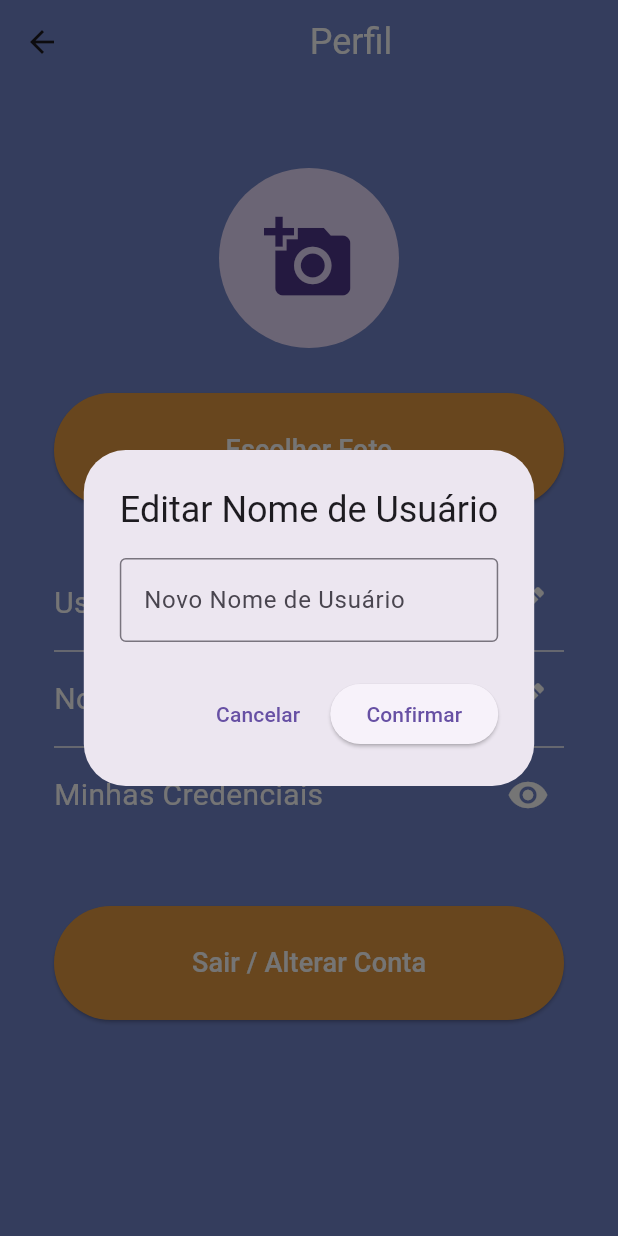
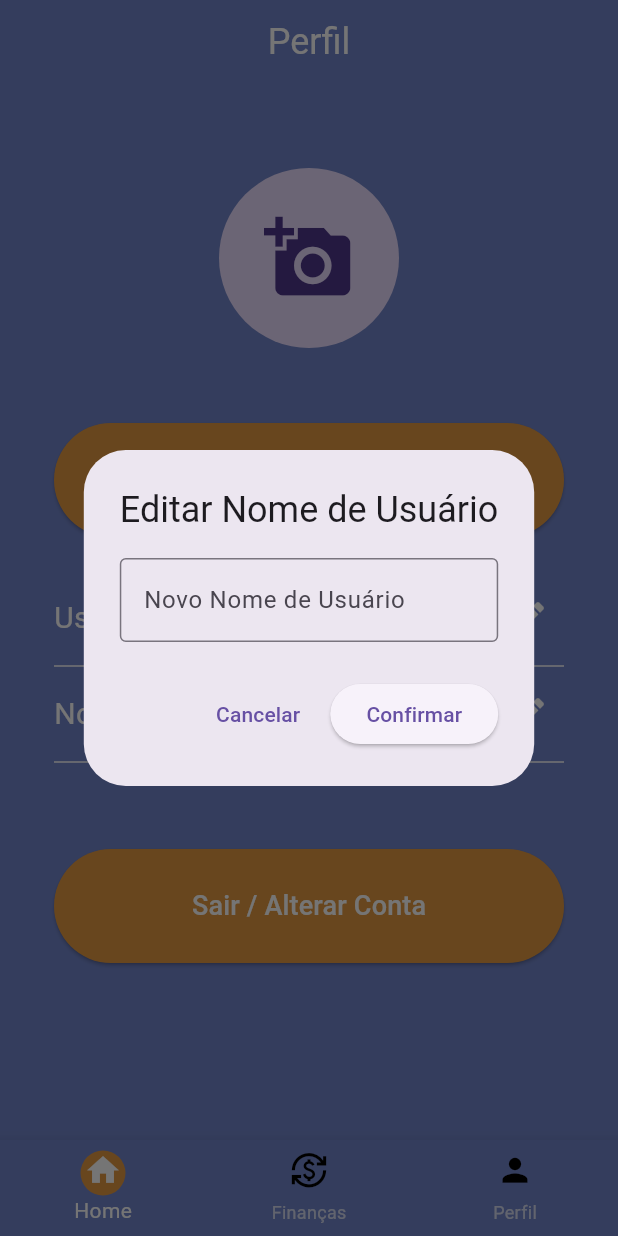
Before and after one commit to DavidHenrique2106/Precificando, a Flutter app: the ProfilePage screen opened by its route, after a tap on the "edit" icon, on a phone screen of 412 x 824 dp. Run offline on Flutter 3.47's test engine with Material 3 defaults, Android fonts, the light colour scheme and no system bars; our stand-ins replace image_picker, parse_server_sdk_flutter.

Commit message:
Altercação pag perfil

```diff
--- a/lib/perfil/profile_page.dart
+++ b/lib/perfil/profile_page.dart
@@ -1,6 +1,8 @@
 import 'package:flutter/material.dart';
 import 'package:image_picker/image_picker.dart';
 import 'dart:io';
+import 'package:parse_server_sdk_flutter/parse_server_sdk_flutter.dart';
+import 'package:flora/homeUser/home_page.dart';
 import 'package:parse_server_sdk_flutter/parse_server_sdk_flutter.dart';
 
 class ProfilePage extends StatefulWidget {
@@ -9,6 +11,7 @@ class ProfilePage extends StatefulWidget {
 }
 
 class _ProfilePageState extends State<ProfilePage> {
+  int _selectedIndex = 0;
   File? _image;
   final ImagePicker _picker = ImagePicker();
   final TextEditingController _usernameController = TextEditingController();
@@ -17,6 +20,45 @@ class _ProfilePageState extends State<ProfilePage> {
   String _companyName = "Nome da Empresa";
   String _email = "user@example.com";
   String _password = "********";
+
+  Widget _buildIconWithLabel(IconData icon, bool isSelected) {
+    return Container(
+      width: 30,
+      height: 30,
+      alignment: Alignment.bottomCenter,
+      decoration: BoxDecoration(
+        shape: BoxShape.circle,
+        color:
+            isSelected ? Color.fromRGBO(226, 153, 66, 1) : Colors.transparent,
+      ),
+      child: Column(
+        mainAxisAlignment: MainAxisAlignment.center,
+        children: [
+          Icon(
+            icon,
+            size: 25,
+            color: isSelected ? Colors.white : Colors.black,
+          ),
+          SizedBox(height: 4),
+        ],
+      ),
+    );
+  }
+
+  void _onItemTapped(int index) {
+    setState(() {
+      if (index == 1) {
+        // Lógica para index 1, se necessário
+      } else if (index == 2) {
+        Navigator.push(
+          context,
+          MaterialPageRoute(builder: (context) => ProfilePage()),
+        );
+      } else {
+        _selectedIndex = index;
+      }
+    });
+  }
 
   Future<void> _pickImage() async {
     final pickedFile = await _picker.pickImage(source: ImageSource.gallery);
@@ -174,16 +216,21 @@ class _ProfilePageState extends State<ProfilePage> {
   Widget build(BuildContext context) {
     return Scaffold(
       appBar: AppBar(
+          automaticallyImplyLeading: false,
           backgroundColor: Color.fromRGBO(114, 133, 202, 1),
+          title: Row(
+            mainAxisAlignment: MainAxisAlignment.center,
+            children: [
+              const Text('Perfil'),
+            ],
+          ),
           titleTextStyle: TextStyle(
             color: Colors.white,
             fontSize: 24,
-        ),
-        title: Row(mainAxisAlignment: MainAxisAlignment.center, children: [
-          const Text('Perfil'),
-        ]),
-      ),
-      body: Container(
+          )),
+      body: SingleChildScrollView(
+        child: Container(
+          height: MediaQuery.of(context).size.height,
           color: Color.fromRGBO(114, 133, 202, 1),
           child: Padding(
             padding: const EdgeInsets.all(36.0),
@@ -196,14 +243,15 @@ class _ProfilePageState extends State<ProfilePage> {
                     onTap: _pickImage,
                     child: CircleAvatar(
                       radius: 60,
-                    backgroundImage: _image != null ? FileImage(_image!) : null,
+                      backgroundImage:
+                          _image != null ? FileImage(_image!) : null,
                       child: _image == null
                           ? Icon(Icons.add_a_photo, size: 60)
                           : null,
                     ),
                   ),
                 ),
-              SizedBox(height: 30),
+                SizedBox(height: 50),
                 ElevatedButton(
                   onPressed: _pickImage,
                   style: ElevatedButton.styleFrom(
@@ -213,7 +261,7 @@ class _ProfilePageState extends State<ProfilePage> {
                   ),
                   child: Text('Escolher Foto', style: TextStyle(fontSize: 18)),
                 ),
-              SizedBox(height: 40),
+                SizedBox(height: 30),
                 _buildEditableField(
                   label: 'Nome de Usuário',
                   value: _username,
@@ -226,12 +274,6 @@ class _ProfilePageState extends State<ProfilePage> {
                   onEdit: _editCompanyName,
                 ),
                 Divider(color: Colors.white),
-              _buildEditableField(
-                label: 'Minhas Credenciais',
-                value: '',
-                onEdit: _showCredentials,
-                showIcon: true,
-              ),
                 SizedBox(height: 50),
                 ElevatedButton(
                   onPressed: _logout,
@@ -247,7 +289,43 @@ class _ProfilePageState extends State<ProfilePage> {
             ),
           ),
         ),
+      ),
+      bottomNavigationBar: Theme(
+        data: Theme.of(context).copyWith(
+          textTheme: Theme.of(context).textTheme.copyWith(
+                caption: TextStyle(color: Colors.white),
+              ),
+        ),
+        child: BottomNavigationBar(
+          backgroundColor: Color.fromRGBO(114, 133, 202, 1),
+          items: <BottomNavigationBarItem>[
+            BottomNavigationBarItem(
+              icon: _buildIconWithLabel(Icons.home, _selectedIndex == 0),
+              label: 'Home',
+              backgroundColor: Colors.white,
+            ),
+            BottomNavigationBarItem(
+              icon: _buildIconWithLabel(
+                Icons.currency_exchange_outlined,
+                _selectedIndex == 1,
+              ),
+              label: 'Finanças',
+              backgroundColor: Colors.white,
+            ),
+            BottomNavigationBarItem(
+              icon: _buildIconWithLabel(Icons.person, _selectedIndex == 2),
+              label: 'Perfil',
+              backgroundColor: Colors.white,
+            ),
+          ],
+          selectedItemColor: Colors.white,
+          unselectedItemColor: Colors.white70,
+          currentIndex: _selectedIndex,
+          onTap: _onItemTapped,
+        ),
+      ),
     );
+  }
 }
 
 Widget _buildEditableField({
@@ -273,4 +351,3 @@ class _ProfilePageState extends State<ProfilePage> {
     ],
   );
 }
-}
```
Lines whose indentation alone changed are shown as unchanged.
